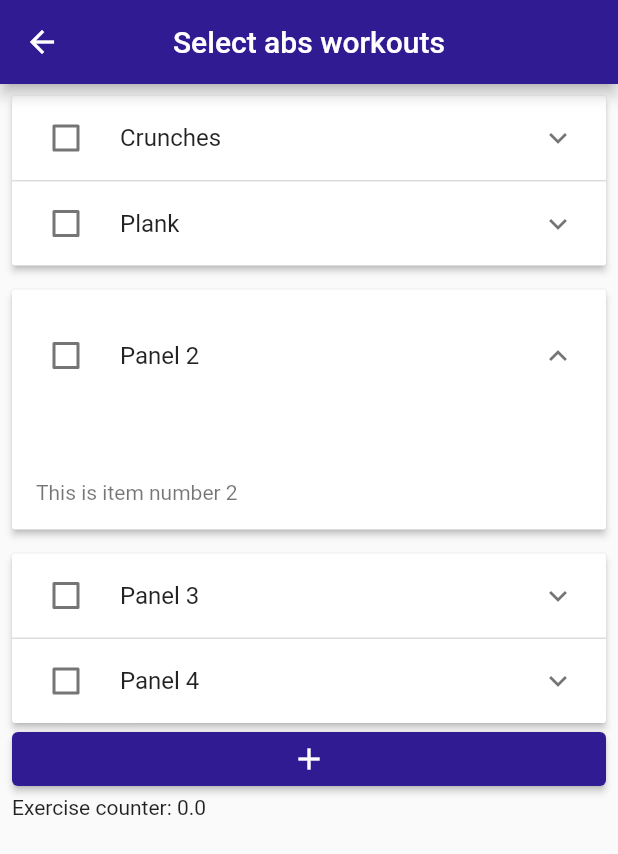
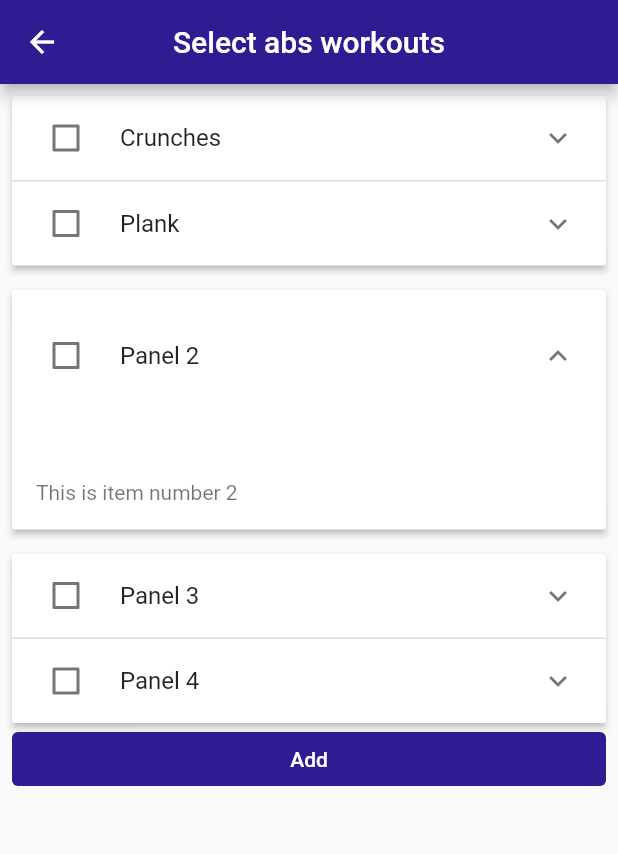
Before and after one commit to dolienn/body_optimizer, a Flutter app: the WorkoutCreatorExercisesAbs screen opened directly, on a phone screen of 412 x 824 dp. Shown: the top 854 px of the screen. Run offline on Flutter 3.47's test engine with Material 2 defaults, Android fonts, the phone set to English and light mode, and no system bars; our stand-ins replace google_fonts.

```diff
--- a/lib/screens/workoutcreator.dart
+++ b/lib/screens/workoutcreator.dart
@@ -2,16 +2,17 @@
 To do:
 Ability to add exercises
 Removing exercises
-Find a better trash icon
 Move the row in exercise manager so that the buttons can be moved to the bottom of the page
 Saving workout
 Create some sort of exercise data class/list that will be available in the entire program
 Create a time value for exercises for workout
-Create an ID for every exercise
+Create an ID for every exercise //maybe done?
 Move/Modify the Elevated button on the exercise select page
+expandedHeaderPadding
 
 Useful links etc.
 https://medium.com/aubergine-solutions/4-types-of-listview-in-flutter-you-should-know-30cf9e7f1739
+https://api.flutter.dev/flutter/material/ExpansionPanelList/ExpansionPanelList.radio.html
 void _updateMyItems(int oldIndex, int newIndex) {
   if (newIndex > oldIndex) {
     newIndex -= 1;
@@ -22,17 +23,66 @@ void _updateMyItems(int oldIndex, int newIndex) {
  */
 import 'package:flutter/cupertino.dart';
 import 'package:flutter/material.dart';
-import 'package:google_fonts/google_fonts.dart';
+
+class Item {
+
+  Item({
+    required this.id,
+    required this.value,
+    required this.expandedValue,
+    required this.headerValue,
+  });
+
+  int id;
+  bool value;
+  String expandedValue;
+  String headerValue;
 
 
+//I may have to move this list somewhere higher so that it would be visible to the other pages of workout creator
+  static List<Item> generateItems(int numberOfItems) {
+    bool trigger = false;
+    String absTitleOne = "Crunches"; // Here we'd change the "Crunches" to String absTitleOne = (variable from some exercise data page)
+    String absTitleTwo = "Plank";
+    String absDescriptionOne = "Crunches is an abdominal endurance training exercise to strengthen, abdominal muscles. It is similar to a crunch but with fuller range of motion and  additional muscles";
+    String absDescriptionTwo = "Focus on closing the distance between your ribs and hips by lifting your shoulders off the floor while maintaining contact between the ground and your lower back. Moving the top half up puts more emphasis on your upper abs. Start with sets of five and work towards 15.";
+    return List<Item>.generate(numberOfItems, (int index) {
+      if(index == 0){
+        return Item(
+          id: index,
+          value: trigger,
+          headerValue: absTitleOne,
+          expandedValue: absDescriptionOne,
+        );
+      }
+      if(index == 1){
+        return Item(
+          id: index,
+          value: trigger,
+          headerValue: absTitleTwo,
+          expandedValue: absDescriptionTwo,
+        );
+      }
+      return Item(
+        id: index,
+        value: trigger,
+        headerValue: 'Panel $index',
+        expandedValue: 'This is item number $index',
+      );
+    });
+  }
+}
+
 class WorkoutCreator extends StatefulWidget {
-  WorkoutCreator({Key? key}) : super(key: key); //Do not add a const because it'll probably break something later
+  const WorkoutCreator({Key? key}) : super(key: key);
 
   @override
   State<WorkoutCreator> createState() => _WorkoutCreatorState();
 }
 class _WorkoutCreatorState extends State<WorkoutCreator>{
+  //final List<Item> _data = Item.generateItems(5);
   static double exercises = 0;
+  String workoutName = "";
   final _formKey = GlobalKey<FormState>();
 
   void _showAlertDialog(BuildContext context) {
@@ -69,7 +119,7 @@ class _WorkoutCreatorState extends State<WorkoutCreator>{
   @override
   Widget build(BuildContext context) {
     return MaterialApp(
-      title: '_title',
+      title: 'Body Optimizer',
       home: Scaffold(
         appBar: AppBar(
             title: const Text('Create custom workout'), centerTitle: true, backgroundColor: Colors.deepPurple.shade900,
@@ -80,15 +130,16 @@ class _WorkoutCreatorState extends State<WorkoutCreator>{
         onPressed: () {
           Navigator.push(
           context,
-          MaterialPageRoute(builder: (context) => WorkoutCreatorChooseCategory()),
+          MaterialPageRoute(builder: (context) => const WorkoutCreatorChooseCategory()),
           );
         },
       ),
-        ]),
+        ]
+        ),
 
         body: Center(
           child: Padding(
-              padding: EdgeInsets.fromLTRB(10, 0, 10, 0), //Safer without const
+              padding: const EdgeInsets.fromLTRB(10, 0, 10, 0),
               child: ListView(
           children: <Widget>[
             //Text('$Exercises'),
@@ -99,20 +150,19 @@ class _WorkoutCreatorState extends State<WorkoutCreator>{
                    TextFormField(
                      textAlign: TextAlign.center,
                      decoration: const InputDecoration(
-                     //icon: Icon(Icons.person),
                      hintText: 'Custom workout name'
                    ),
                      onSaved: (String? value) {
                        // This optional block of code can be used to run
-                       // code when the user saves the form.@
+                       // code when the user saves the form.
                      },
-                     //Write here that the workout name cannot be empty (and maybe that it cannot be longer than X character)
-                     validator: (String? value) {
-                       return (value != null && value.contains('@')) ? 'Workout name must not be empty!' : null;
+                     validator: (value) {
+                       if (value == null || value.isEmpty) {
+                         return 'Please enter some text';
+                       }
+                       return null;
                      },
                    ),
-
-
                   ],
                 ),
           ),
@@ -124,7 +174,7 @@ class _WorkoutCreatorState extends State<WorkoutCreator>{
                 Stack(
                   children: const <Widget>[
                     ListTile(
-                      leading: Icon(Icons.recycling),
+                      leading: Icon(Icons.close),
                       title: Text('Exercise'),
                       trailing: Icon(Icons.notes),
                     ),
@@ -133,7 +183,7 @@ class _WorkoutCreatorState extends State<WorkoutCreator>{
                 Stack(
                   children: const <Widget>[
                     ListTile(
-                      leading: Icon(Icons.recycling),
+                      leading: Icon(Icons.close),
                       title: Text('Exercise'),
                       trailing: Icon(Icons.notes),
                     ),
@@ -164,10 +214,10 @@ class _WorkoutCreatorState extends State<WorkoutCreator>{
                     },
                     child: const Text('Create'),
                   ),
-                  )
+                  ),
                 ]
-              )
-
+              ),
+            Text('Workout name: $workoutName'),
 
             ]
           )
@@ -179,7 +229,7 @@ class _WorkoutCreatorState extends State<WorkoutCreator>{
 }
 
 class WorkoutCreatorChooseCategory extends StatelessWidget {
-   WorkoutCreatorChooseCategory({super.key});
+   const WorkoutCreatorChooseCategory({super.key});
 
   @override
   Widget build(BuildContext context) {
@@ -202,7 +252,7 @@ class WorkoutCreatorChooseCategory extends StatelessWidget {
                   onPressed: () {
                     Navigator.push(
                         context,
-                        MaterialPageRoute(builder: (context) => WorkoutCreatorExercisesAbs())
+                        MaterialPageRoute(builder: (context) => const WorkoutCreatorExercisesAbs())
                     );},
                   child: const Text('ABS exercises'),
                 ),
@@ -224,62 +274,17 @@ class WorkoutCreatorChooseCategory extends StatelessWidget {
   }
 }
 
+
+
 class WorkoutCreatorExercisesAbs extends StatefulWidget {
-  WorkoutCreatorExercisesAbs({super.key}); //Safer without const
+  const WorkoutCreatorExercisesAbs({super.key}); //Safer without const
 
   @override
   State<WorkoutCreatorExercisesAbs> createState() => _WorkoutCreatorExercisesAbsState();
 }
 
-class Item {
-
-  Item({
-    required this.id,
-    required this.value,
-    required this.expandedValue,
-    required this.headerValue,
-  });
-
-  int id;
-  bool value;
-  String expandedValue;
-  String headerValue;
-}
-
-List<Item> generateItems(int numberOfItems) {
-  bool trigger = false;
-  String absTitleOne = "Crunches"; // Here we'd change the "Crunches" to String absTitleOne = (variable from some exercise data page)
-  String absTitleTwo = "Plank";
-  String absDescriptionOne = "Crunches is an abdominal endurance training exercise to strengthen, abdominal muscles. It is similar to a crunch but with fuller range of motion and  additional muscles";
-  String absDescriptionTwo = "Focus on closing the distance between your ribs and hips by lifting your shoulders off the floor while maintaining contact between the ground and your lower back. Moving the top half up puts more emphasis on your upper abs. Start with sets of five and work towards 15.";
-  return List<Item>.generate(numberOfItems, (int index) {
-    if(index == 0){
-      return Item(
-        id: index,
-        value: trigger,
-        headerValue: absTitleOne,
-        expandedValue: absDescriptionOne,
-      );
-    }
-    if(index == 1){
-      return Item(
-        id: index,
-        value: trigger,
-        headerValue: absTitleTwo,
-        expandedValue: absDescriptionTwo,
-      );
-    }
-    return Item(
-      id: index,
-      value: trigger,
-      headerValue: 'Panel $index',
-      expandedValue: 'This is item number $index',
-    );
-  });
-}
-
 class _WorkoutCreatorExercisesAbsState extends State<WorkoutCreatorExercisesAbs> {
-  final List<Item> _data = generateItems(5);
+  final List<Item> _data = Item.generateItems(5);
 
   @override
   Widget build(BuildContext context) {
@@ -293,62 +298,10 @@ class _WorkoutCreatorExercisesAbsState extends State<WorkoutCreatorExercisesAbs>
           child: ListView(
             padding: const EdgeInsets.all(8),
             children: <Widget>[
-              /*CheckboxListTile(
-                isThreeLine: true,
-                title: Text(absTitleOne),
-                subtitle: Text(absDescriptionOne),
-                controlAffinity: ListTileControlAffinity.leading,
-                value: absTriggerOne,
-                onChanged: (bool? value) {
-                  setState(() {
-                    absTriggerOne = value!;
-                  });
-                },
-              ),
-              CheckboxListTile(
-                title: Text(absTitleTwo),
-                subtitle: Text(absDescriptionTwo),
-                controlAffinity: ListTileControlAffinity.leading,
-                value: absTriggerTwo,
-                onChanged: (bool? value) {
-                  setState(() {
-                    absTriggerTwo = value!;
-                  });
-                },
-              ),
-              CheckboxListTile(
-                title: const Text('Animate Slowly'),
-                controlAffinity: ListTileControlAffinity.leading,
-                value: absTriggerThree,
-                onChanged: (bool? value) {
-                  setState(() {
-                    absTriggerThree = value!;
-                  });
-                },
-              ),
-              CheckboxListTile(
-                title: const Text('Animate Slowly'),
-                controlAffinity: ListTileControlAffinity.leading,
-                value: absTriggerFour,
-                onChanged: (bool? value) {
-                  setState(() {
-                    absTriggerFour = value!;
-                  });
-                },
-              ),
-              CheckboxListTile(
-                title: const Text('Animate Slowly'),
-                controlAffinity: ListTileControlAffinity.leading,
-                value: absTriggerFive,
-                onChanged: (bool? value) {
-                  setState(() {
-                    absTriggerFive = value!;
-                  });
-                },
-              ),*/
               ExpansionPanelList.radio(
                 initialOpenPanelValue: 2,
                 children: _data.map<ExpansionPanelRadio>((Item item) {
+                  //EdgeInsets expandedHeaderPadding = ;
                   return ExpansionPanelRadio(
                       value: item.id,
                       headerBuilder: (BuildContext context, bool isExpanded) {
@@ -368,7 +321,7 @@ class _WorkoutCreatorExercisesAbsState extends State<WorkoutCreatorExercisesAbs>
                       ));
                 }).toList(),
               ),
-              ElevatedButton(
+              TextButton(
                   style: ButtonStyle(
                     backgroundColor: MaterialStatePropertyAll<Color>(
                         Colors.deepPurple.shade900),
@@ -393,12 +346,11 @@ class _WorkoutCreatorExercisesAbsState extends State<WorkoutCreatorExercisesAbs>
                       content: Text('Added exercises to the workout!'),
                     );
                     ScaffoldMessenger.of(context).showSnackBar(snackBar);
-                  }, child: const Icon(Icons.add)),
-              Text('Exercise counter: ${_WorkoutCreatorState.exercises}')
+                  }, child: const Text('Add', style: TextStyle(color: Colors.white),)),
+              //Text('Exercise counter: ${_WorkoutCreatorState.exercises}')
             ],
           )
       ),
     );
   }
 }
-//
```
